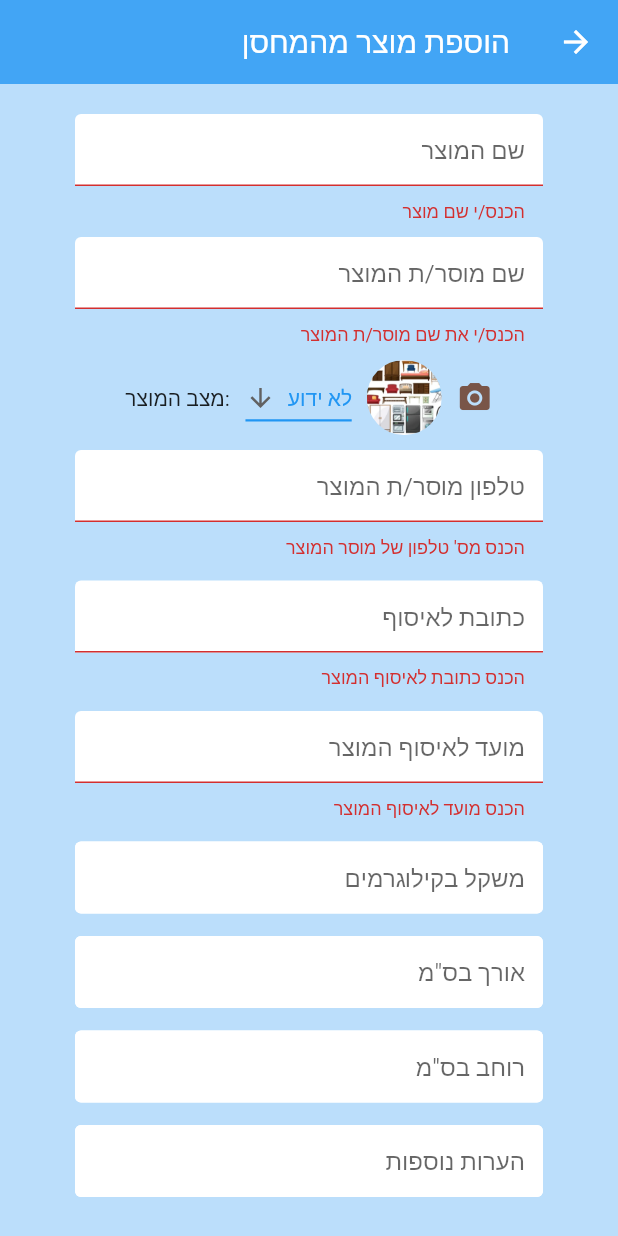
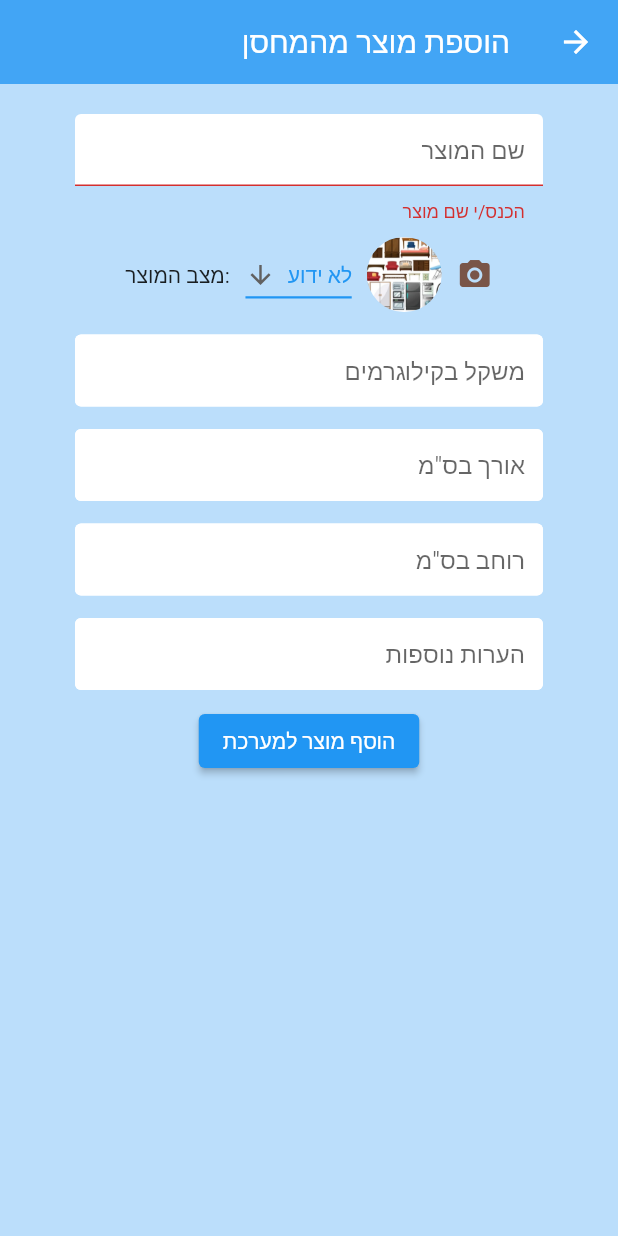
Before and after one commit to OmriColberg/GivitApp, a Flutter app: the AddProductWarehousePage screen opened directly with empty values, after a tap on "הוסף מוצר למערכת", on a phone screen of 412 x 824 dp. Run offline on Flutter 3.47's test engine with Material 2 defaults, Android fonts, the light colour scheme and no system bars; our stand-ins replace cloud_firestore, firebase_auth, firebase_core, firebase_storage, flutter_datetime_picker, flutter_spinkit and 4 more; missing offline and left inert: flutter_sms; accounts and stored records are empty.

Commit message:
product to warehouse is fix

```diff
--- a/lib/admin_feature/presentation/pages/add_product_warehouse_page.dart
+++ b/lib/admin_feature/presentation/pages/add_product_warehouse_page.dart
@@ -26,10 +26,6 @@ class _AddProductWarehousePageState extends State<AddProductWarehousePage> {
   int length = 0;
   int width = 0;
   ProductState state = ProductState.unknown;
-  String ownerName = '';
-  late String ownerPhoneNumber;
-  String pickUpAddress = '';
-  String timeForPickUp = '';
   String notes = '';
   ProductStatus status = ProductStatus.searching;
 
@@ -63,19 +59,6 @@ class _AddProductWarehousePageState extends State<AddProductWarehousePage> {
                           val!.isEmpty ? 'הכנס/י שם מוצר' : null,
                       onChanged: (val) {
                         setState(() => produtcName = val);
-                      },
-                    ),
-                  ),
-                  SizedBox(height: 10),
-                  Directionality(
-                    textDirection: TextDirection.rtl,
-                    child: TextFormField(
-                      decoration: textInputDecoration.copyWith(
-                          hintText: 'שם מוסר/ת המוצר'),
-                      validator: (val) =>
-                          val!.isEmpty ? 'הכנס/י את שם מוסר/ת המוצר' : null,
-                      onChanged: (val) {
-                        setState(() => ownerName = val);
                       },
                     ),
                   ),
@@ -147,46 +130,6 @@ class _AddProductWarehousePageState extends State<AddProductWarehousePage> {
                       Text("   :מצב המוצר"),
                     ],
                   ),
-                  SizedBox(height: 10),
-                  Directionality(
-                    textDirection: TextDirection.rtl,
-                    child: TextFormField(
-                      decoration: textInputDecoration.copyWith(
-                          hintText: 'טלפון מוסר/ת המוצר'),
-                      validator: (val) => val!.length != 10
-                          ? "הכנס מס' טלפון של מוסר המוצר"
-                          : null,
-                      onChanged: (val) {
-                        setState(() => ownerPhoneNumber = (val));
-                      },
-                    ),
-                  ),
-                  SizedBox(height: 15),
-                  Directionality(
-                    textDirection: TextDirection.rtl,
-                    child: TextFormField(
-                      decoration: textInputDecoration.copyWith(
-                          hintText: 'כתובת לאיסוף'),
-                      validator: (val) =>
-                          val!.isEmpty ? "הכנס כתובת לאיסוף המוצר" : null,
-                      onChanged: (val) {
-                        setState(() => pickUpAddress = val);
-                      },
-                    ),
-                  ),
-                  SizedBox(height: 15),
-                  Directionality(
-                    textDirection: TextDirection.rtl,
-                    child: TextFormField(
-                      decoration: textInputDecoration.copyWith(
-                          hintText: 'מועד לאיסוף המוצר'),
-                      validator: (val) =>
-                          val!.isEmpty ? "הכנס מועד לאיסוף המוצר" : null,
-                      onChanged: (val) {
-                        setState(() => timeForPickUp = val);
-                      },
-                    ),
-                  ),
                   SizedBox(height: 15),
                   Directionality(
                     textDirection: TextDirection.rtl,
@@ -246,10 +189,10 @@ class _AddProductWarehousePageState extends State<AddProductWarehousePage> {
                                 name: produtcName,
                                 notes: notes,
                                 productState: state.toString().split('.')[1],
-                                ownerName: ownerName,
-                                ownerPhoneNumber: ownerPhoneNumber,
-                                timePickUp: timeForPickUp,
-                                pickUpAddress: pickUpAddress,
+                                ownerName: "",
+                                ownerPhoneNumber: "",
+                                timePickUp: "המוצר במחסן - זמין בעת הצורך",
+                                pickUpAddress: "כתובת המחסן",
                                 productPictureUrl: '',
                                 assignTransportId: '',
                                 weight: weight,
@@ -281,9 +224,6 @@ class _AddProductWarehousePageState extends State<AddProductWarehousePage> {
                         setState(() {
                           notes = '';
                           produtcName = '';
-                          ownerName = '';
-                          pickUpAddress = '';
-                          timeForPickUp = '';
                           productImagePath = '';
                           pickedImage = false;
                         });
```
